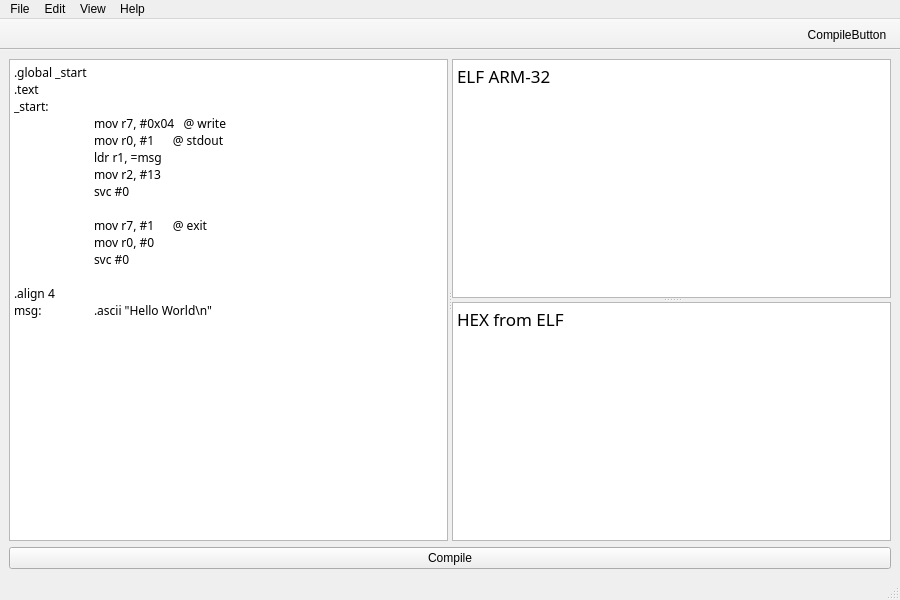
Old version of the form ui/mainwindow.ui in the repository atwardzik/hxutil.
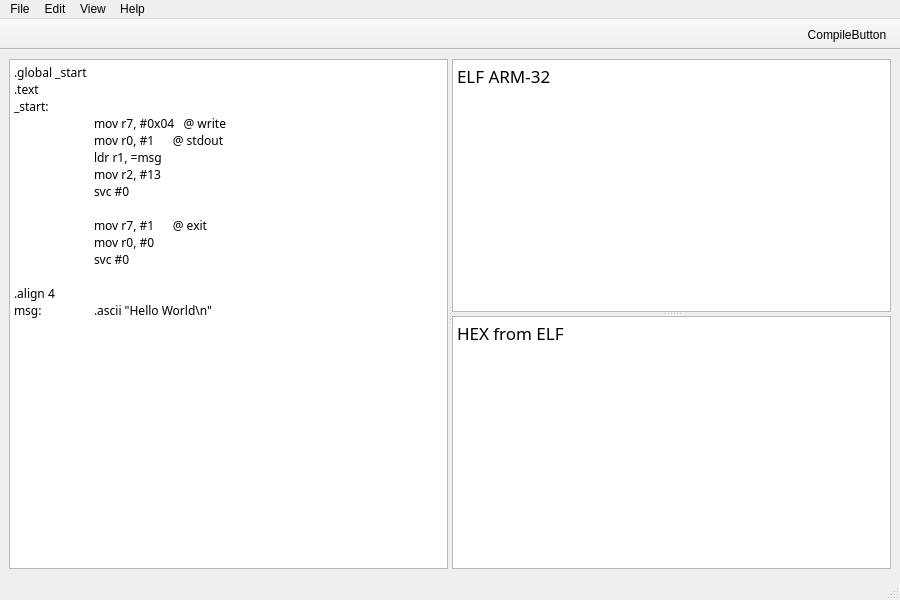
New version of the form. Icons and pictures are not drawn. Custom widgets are drawn as their Qt base class.

```diff
--- a/ui/mainwindow.ui
+++ b/ui/mainwindow.ui
@@ -103,13 +103,6 @@
       </widget>
      </widget>
     </item>
-    <item row="1" column="0">
-     <widget class="QPushButton" name="compile_button">
-      <property name="text">
-       <string>Compile</string>
-      </property>
-     </widget>
-    </item>
    </layout>
   </widget>
   <widget class="QStatusBar" name="statusbar"/>
```
